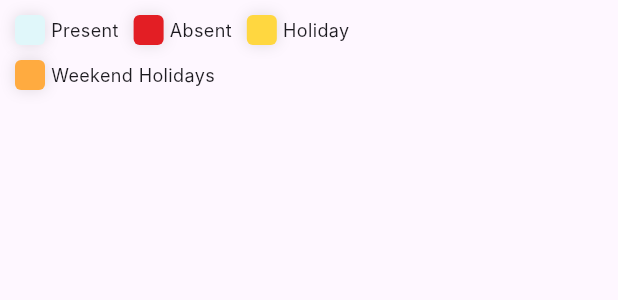
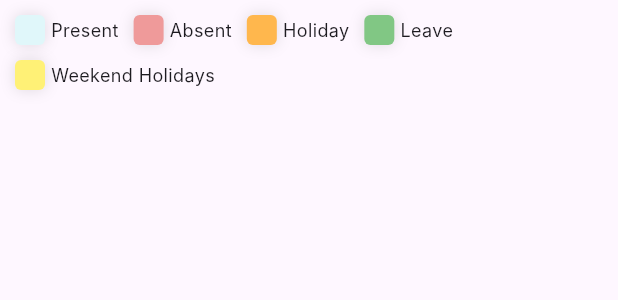
Before and after one commit to Awdhesh8/GlobalCollegeApp, a Flutter app: the ColorIndicationBoxExample widget shown alone on an empty page, opened directly, on a phone screen of 412 x 824 dp. Shown: the top 300 px of the screen. Run offline on Flutter 3.47's test engine with Material 3 defaults, Android fonts, the phone set to English and light mode, and no system bars; our stand-ins replace curved_navigation_bar, fl_chart, flip_card, flutter_calendar_carousel, flutter_svg, get and 6 more; accounts and stored records are empty; Roboto replaces fonts that are missing (Inter).

Commit message:
Merge remote-tracking branch 'origin/main'

```diff
--- a/lib/features/home/screens/left_circle_menu_and_screens/attendance/attendance_screen.dart
+++ b/lib/features/home/screens/left_circle_menu_and_screens/attendance/attendance_screen.dart
@@ -159,16 +159,16 @@ class _CalendarPageState extends State<CalendarPage> {
                 cellColor = Colors.red.shade200;
                 break;
               case 'present':
-                cellColor = Colors.cyan.shade200;
+                cellColor = Colors.cyan.shade100;
                 break;
               case 'leave':
-                cellColor = Colors.green.shade200;
+                cellColor = Colors.green.shade300;
                 break;
               case 'holiday':
-                cellColor = Colors.orange.shade200;
+                cellColor = Colors.orange.shade300;
                 break;
               case 'weekend_holiday':
-                cellColor = Colors.yellow.shade200;
+                cellColor = Colors.yellow.shade300;
                 break;
             }
           }
--- a/lib/features/home/screens/left_circle_menu_and_screens/attendance/attendance_widgets/example_attendance_boxes.dart
+++ b/lib/features/home/screens/left_circle_menu_and_screens/attendance/attendance_widgets/example_attendance_boxes.dart
@@ -43,7 +43,7 @@ class ColorIndicationBoxExample extends StatelessWidget {
                 width: 20,
                 height: 20,
                 decoration: BoxDecoration(
-                    color: EColors.primary,
+                    color: Colors.red.shade200,
                     borderRadius: BorderRadius.circular(4),
                     boxShadow: const [
                       BoxShadow(
@@ -67,7 +67,7 @@ class ColorIndicationBoxExample extends StatelessWidget {
                 width: 20,
                 height: 20,
                 decoration: BoxDecoration(
-                    color: Colors.amberAccent,
+                    color: Colors.orange.shade300,
                     borderRadius: BorderRadius.circular(4),
                     boxShadow: const [
                       BoxShadow(
@@ -84,6 +84,30 @@ class ColorIndicationBoxExample extends StatelessWidget {
                 'Holiday',
                 style: TextStyle(fontSize: 12, fontFamily: 'Inter'),
               ),
+              const SizedBox(
+                width: 10,
+              ),
+              Container(
+                width: 20,
+                height: 20,
+                decoration: BoxDecoration(
+                    color: Colors.green.shade300,
+                    borderRadius: BorderRadius.circular(4),
+                    boxShadow: const [
+                      BoxShadow(
+                        blurRadius: 8,
+                        spreadRadius: 0,
+                        color: Colors.black12,
+                      )
+                    ]),
+              ),
+              const SizedBox(
+                width: 4,
+              ),
+              const Text(
+                'Leave',
+                style: TextStyle(fontSize: 12, fontFamily: 'Inter'),
+              ),
             ],
           ),
           const SizedBox(
@@ -95,7 +119,7 @@ class ColorIndicationBoxExample extends StatelessWidget {
                 width: 20,
                 height: 20,
                 decoration: BoxDecoration(
-                    color: Colors.orangeAccent,
+                    color: Colors.yellow.shade300,
                     borderRadius: BorderRadius.circular(4),
                     boxShadow: const [
                       BoxShadow(
```
